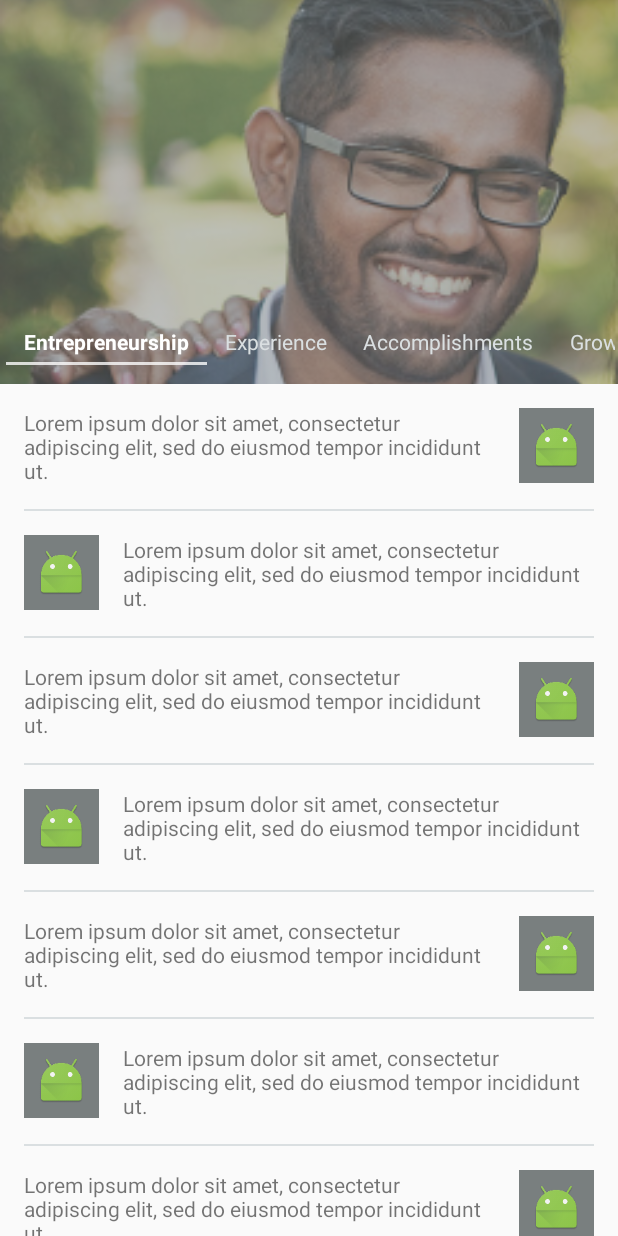
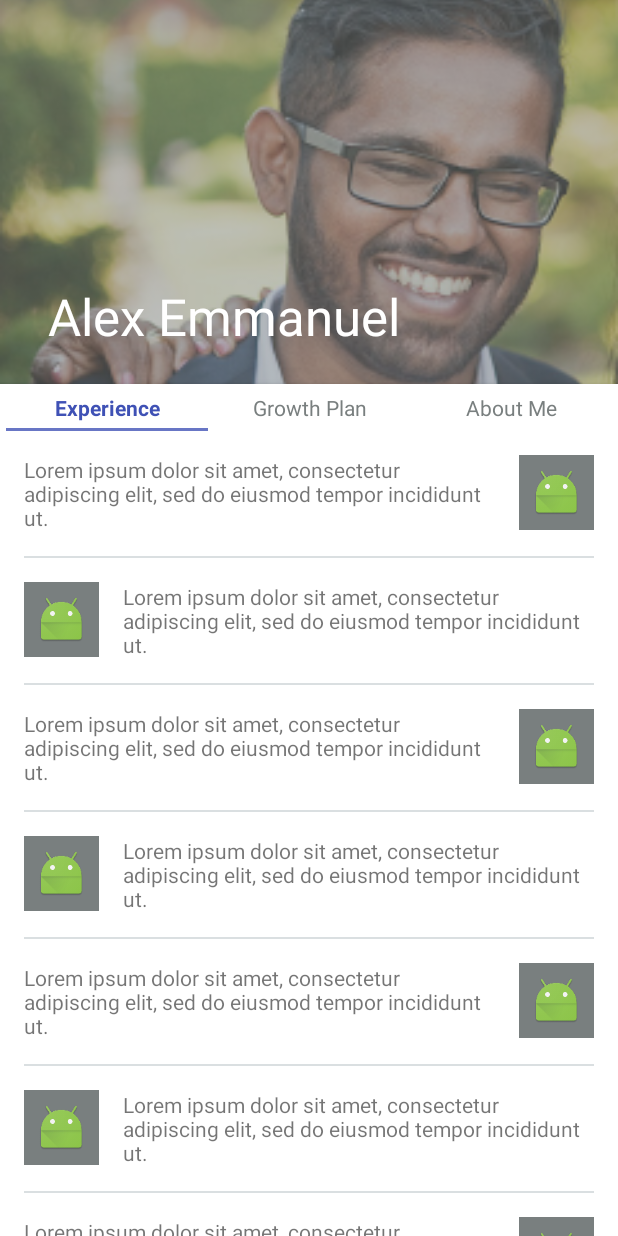
Before and after one commit to aaemman/YetAnotherPitchDeck, an Android app: the screen it shows after launch (HomeActivity), on a phone screen of 412 x 824 dp. Run offline under Robolectric (Android 15) with nearby library versions, the phone set to English and light mode, and no system bars; 1 statement that could not run was skipped.

Commit message:
added title

```diff
--- a/app/src/main/java/com/yapd/alexander/yapd/home/entrepreneurship/EntrepreneurshipFragment.java
+++ b/app/src/main/java/com/yapd/alexander/yapd/home/entrepreneurship/SampleFragment.java
@@ -13,7 +13,7 @@ import com.yapd.alexander.yapd.util.view.common.BaseFragment;
 /**
  * Created by alexander on 9/21/16.
  */
-public class EntrepreneurshipFragment extends BaseFragment {
+public class SampleFragment extends BaseFragment {
     public static final int LAYOUT = R.layout.fragment_entrepreneurship;
     private View contentView;
 
--- a/app/src/main/java/com/yapd/alexander/yapd/home/home/HomeViewPagerAdapter.java
+++ b/app/src/main/java/com/yapd/alexander/yapd/home/home/HomeViewPagerAdapter.java
@@ -2,7 +2,7 @@ package com.yapd.alexander.yapd.home.home;
 
 import android.support.v4.app.FragmentManager;
 
-import com.yapd.alexander.yapd.home.entrepreneurship.EntrepreneurshipFragment;
+import com.yapd.alexander.yapd.home.entrepreneurship.SampleFragment;
 import com.yapd.alexander.yapd.util.view.common.TabbedNavigationFragmentPagerAdapter;
 
 /**
@@ -11,10 +11,8 @@ import com.yapd.alexander.yapd.util.view.common.TabbedNavigationFragmentPagerAda
 public class HomeViewPagerAdapter extends TabbedNavigationFragmentPagerAdapter {
     public HomeViewPagerAdapter(FragmentManager fm) {
         super(fm);
-        addPage(new EntrepreneurshipFragment(), "Entrepreneurship");
-        addPage(new EntrepreneurshipFragment(), "Experience");
-        addPage(new EntrepreneurshipFragment(), "Accomplishments");
-        addPage(new EntrepreneurshipFragment(), "Growth Plan");
-        addPage(new EntrepreneurshipFragment(), "About Me");
+        addPage(new SampleFragment(), "Experience");
+        addPage(new SampleFragment(), "Growth Plan");
+        addPage(new SampleFragment(), "About Me");
     }
 }
--- a/app/src/main/res/layout/activity_home.xml
+++ b/app/src/main/res/layout/activity_home.xml
@@ -21,7 +21,8 @@
             android:layout_height="256dp"
             android:fitsSystemWindows="true"
             app:contentScrim="?attr/colorPrimary"
-            app:layout_scrollFlags="scroll|exitUntilCollapsed">
+            app:layout_scrollFlags="scroll|exitUntilCollapsed"
+            app:title="Alex Emmanuel">
 
             <RelativeLayout
                 android:layout_width="match_parent"
@@ -48,37 +49,39 @@
             <android.support.v7.widget.Toolbar
                 android:id="@+id/activity_home_toolbar"
                 android:layout_width="match_parent"
-                android:layout_height="104dp"
+                android:layout_height="76dp"
+                android:paddingTop="20dp"
                 android:gravity="top"
                 android:minHeight="?attr/actionBarSize"
                 app:layout_collapseMode="pin"
-                app:popupTheme="@style/ThemeOverlay.AppCompat.Light"
-                app:titleMarginTop="13dp" />
+                app:popupTheme="@style/ThemeOverlay.AppCompat.Light" />
+        </android.support.design.widget.CollapsingToolbarLayout>
+
 
         <com.yapd.alexander.yapd.util.widget.sliding_tabs.SlidingTabLayout
             android:id="@+id/activity_home_sliding_tab_layout"
             android:layout_width="match_parent"
-                android:layout_height="?attr/actionBarSize"
+            android:layout_height="wrap_content"
             android:layout_gravity="bottom"
+            android:background="@color/white"
             android:paddingLeft="2dp"
             android:paddingRight="2dp"
             app:bottomBorderAlpha="255"
             app:bottomBorderColor="@color/gray25"
             app:bottomBorderHeight="0dp"
-                app:distributeEvenly="false"
+            app:distributeEvenly="true"
             app:dividerAlpha="0"
             app:highlightSelectedTabTitle="true"
             app:selectedIndicatorAlpha="200"
-                app:selectedIndicatorColor="@color/white"
+            android:elevation="@dimen/standard_toolbar_elevation"
+            app:selectedIndicatorColor="@color/colorPrimary"
             app:selectedIndicatorHeight="2dp"
             app:selectedTabTextAlpha="255"
-                app:selectedTabTextColor="@color/white"
+            app:selectedTabTextColor="@color/colorPrimary"
             app:showSelectedIndicator="true"
             app:tabTitleTextSize="14sp"
             app:tabViewLeftRightPadding="8dp"
-                app:unSelectedTabTextColor="@color/gray25" />
-
-        </android.support.design.widget.CollapsingToolbarLayout>
+            app:unSelectedTabTextColor="@color/gray5" />
     </android.support.design.widget.AppBarLayout>
 
     <android.support.v4.view.ViewPager
--- a/app/src/main/res/layout/fragment_entrepreneurship.xml
+++ b/app/src/main/res/layout/fragment_entrepreneurship.xml
@@ -2,6 +2,7 @@
 <LinearLayout xmlns:android="http://schemas.android.com/apk/res/android"
     android:layout_width="match_parent"
     android:layout_height="match_parent"
+    android:background="@color/white"
     android:orientation="vertical">
 
     <android.support.v4.widget.NestedScrollView
```
Lines whose indentation alone changed are shown as unchanged.
